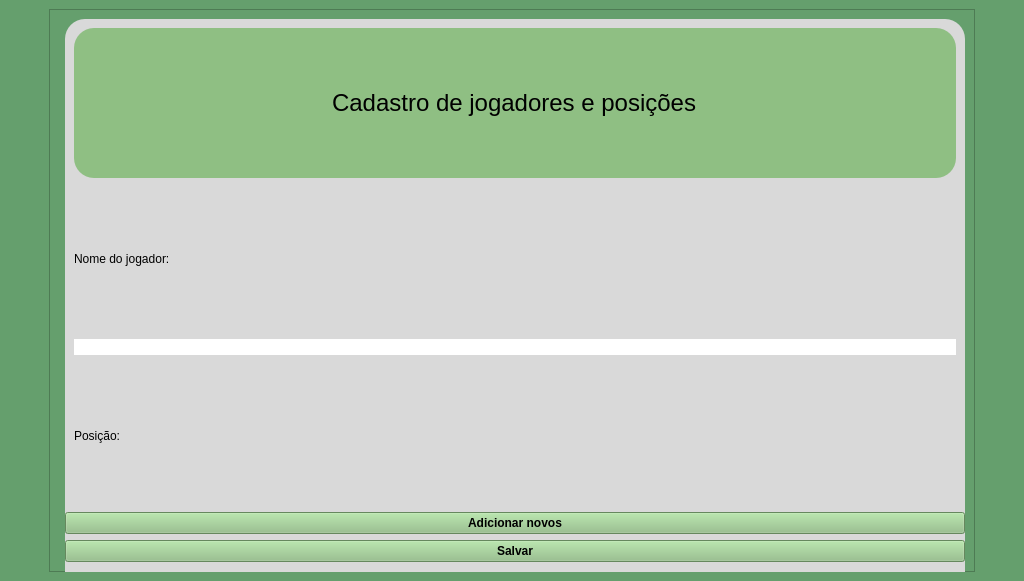
The window that ui/cadastro_jogadoreseposicoes.ui (Eulampio/Conta_Gol_Projeto_Mauricio) describes before a commit, drawn with Qt 5.
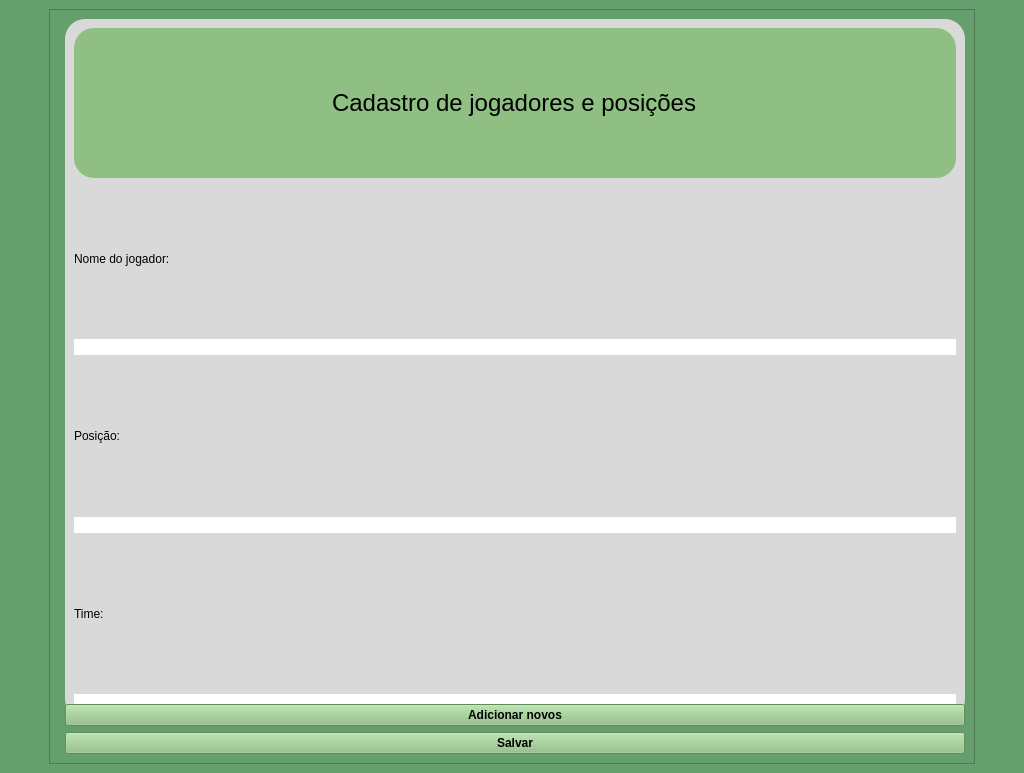
The same window after the commit.

Diff of the .ui file:
```diff
--- a/ui/cadastro_jogadoreseposicoes.ui
+++ b/ui/cadastro_jogadoreseposicoes.ui
@@ -7,7 +7,7 @@
     <x>0</x>
     <y>0</y>
     <width>1024</width>
-    <height>581</height>
+    <height>773</height>
    </rect>
   </property>
   <property name="mouseTracking">
```
